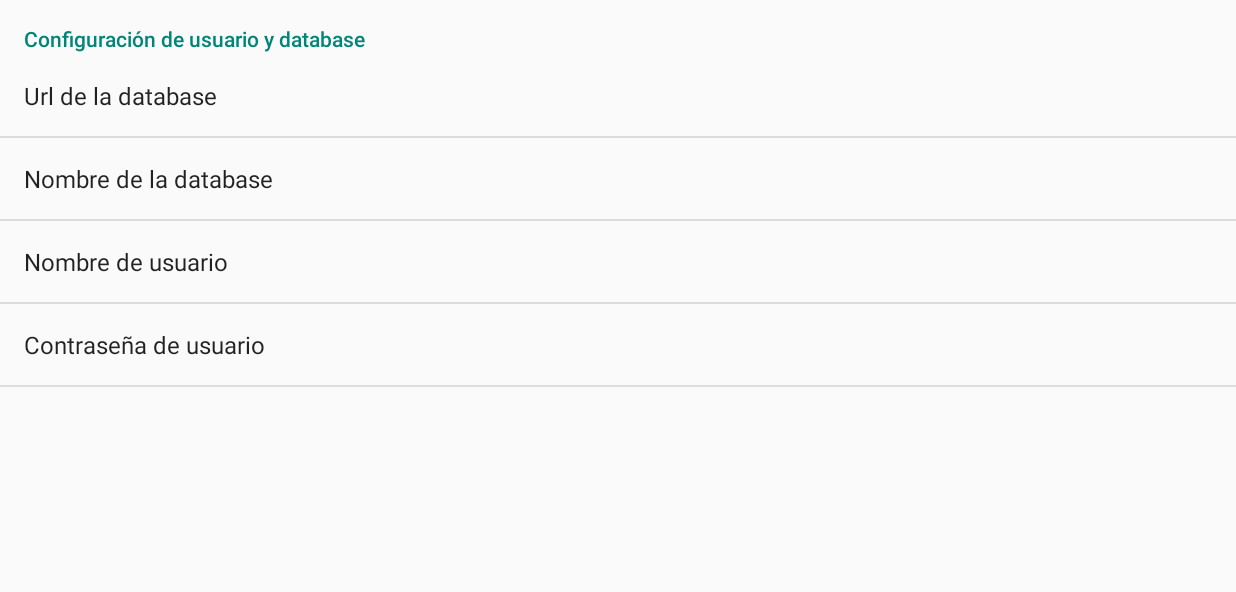
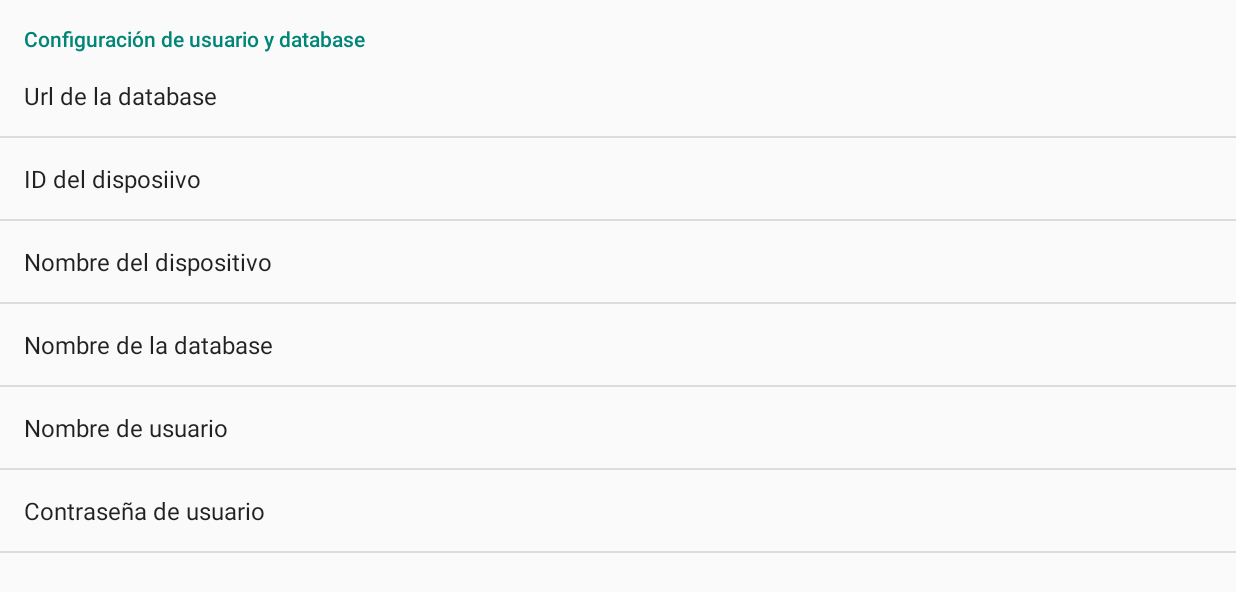
Before and after one commit to MarcRincon/ProjectMiray, an Android app: the Preferences screen opened directly, with no data from a screen before it, on a phone screen of 824 x 412 dp (held sideways). Shown: the top 592 px of the screen. Run offline under Robolectric (Android 15) with nearby library versions, the phone set to English and light mode, and no system bars.

Commit message:
ID Fixed

```diff
--- a/app/src/main/res/xml/preferences.xml
+++ b/app/src/main/res/xml/preferences.xml
@@ -10,7 +10,18 @@
             android:selectAllOnFocus="true"
             android:singleLine="true"
             android:title="Url de la database" />
-
+        <EditTextPreference
+            android:defaultValue="000000"
+            android:key="tabletID"
+            android:selectAllOnFocus="true"
+            android:singleLine="true"
+            android:title="ID del disposiivo" />
+        <EditTextPreference
+            android:defaultValue="Tablet1"
+            android:key="tabletName"
+            android:selectAllOnFocus="true"
+            android:singleLine="true"
+            android:title="Nombre del dispositivo" />
         <EditTextPreference
             android:defaultValue="databaseName"
             android:key="name_db"
@@ -29,6 +40,7 @@
             android:selectAllOnFocus="true"
             android:singleLine="true"
             android:title="Contraseña de usuario" />
+
         <!--   <EditTextPreference
                android:defaultValue="Benvingut"
                android:key="preference_message"
```
Also changed, not shown: app/src/main/java/com/example/newentry/MainActivity.java (+46 -39 lines).
